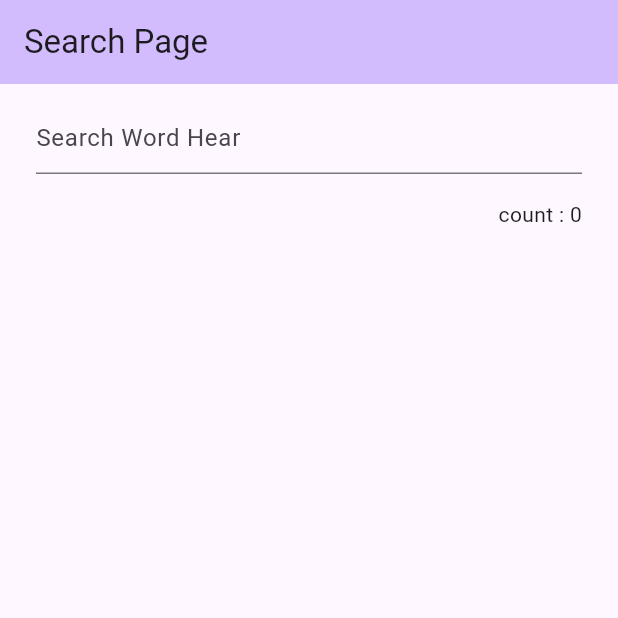
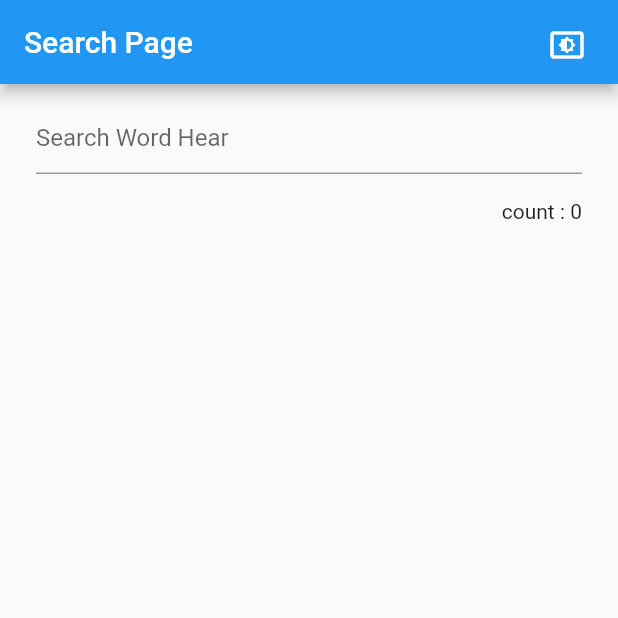
Before and after one commit to ondrkishi/yumemi_github_search_repositories, a Flutter app: the screen it shows after launch, on a phone screen of 412 x 824 dp, the top half of it. Run offline on Flutter 3.47's test engine with Material 2 defaults, Android fonts, the phone set to English and light mode, and no system bars; our stand-ins replace flutter_riverpod, freezed_annotation, logger, riverpod_annotation; generated files the repository leaves out were written again.

Commit message:
ThemeModeの切り替えを実装
ライトモード/ダークモードを切り替えられるよう処理を追加
モードの切り替えによってUIが見づらくなる部分を修正

```diff
--- a/lib/l10n/app_en.arb
+++ b/lib/l10n/app_en.arb
@@ -9,5 +9,8 @@
   "star": "Star",
   "watcher": "Watcher",
   "fork": "Fork",
-  "issue": "Issue"
+  "issue": "Issue",
+  "themeModeSystem": "Follow system settings",
+  "themeModLight": "Light mode",
+  "themeModeDark": "Dark mode"
 }
--- a/lib/l10n/app_ja.arb
+++ b/lib/l10n/app_ja.arb
@@ -9,5 +9,8 @@
   "star": "スター",
   "watcher": "ウォッチャー",
   "fork": "フォーク",
-  "issue": "イシュー"
+  "issue": "イシュー",
+  "themeModeSystem": "システム設定に従う",
+  "themeModLight": "ライトモード",
+  "themeModeDark": "ダークモード"
 }
--- a/lib/main.dart
+++ b/lib/main.dart
@@ -4,16 +4,19 @@ import 'package:yumemi_github_search_repositories/model/page/page_definition.dar
 import 'package:yumemi_github_search_repositories/view/search_page.dart';
 import 'package:flutter_localizations/flutter_localizations.dart';
 import 'package:flutter_gen/gen_l10n/app_localizations.dart';
+import 'package:yumemi_github_search_repositories/view_model/theme_mode.dart';
 
 void main() {
   runApp(const ProviderScope(child: MyApp()));
 }
 
-class MyApp extends StatelessWidget {
+class MyApp extends ConsumerWidget {
   const MyApp({super.key});
 
   @override
-  Widget build(BuildContext context) {
+  Widget build(BuildContext context, WidgetRef ref) {
+    final themeMode = ref.watch(themeModeStateProvider);
+
     return MaterialApp(
       localizationsDelegates: const [
         AppLocalizations.delegate,
@@ -25,10 +28,9 @@ class MyApp extends StatelessWidget {
         Locale('en', ''), // English, no country code
         Locale('ja', ''), // Japanese, no country code
       ],
-      theme: ThemeData(
-        colorScheme: ColorScheme.fromSeed(seedColor: Colors.deepPurple),
-        useMaterial3: true,
-      ),
+      theme: ThemeData.light(),
+      darkTheme: ThemeData.dark(),
+      themeMode: themeMode,
       home: const SearchPage(),
       routes: routes,
     );
--- a/lib/view/search_page.dart
+++ b/lib/view/search_page.dart
@@ -4,6 +4,7 @@ import 'package:yumemi_github_search_repositories/model/page/page_definition.dar
 import 'package:yumemi_github_search_repositories/model/search_result_data.dart';
 import 'package:yumemi_github_search_repositories/view_model/search_result.dart';
 import 'package:flutter_gen/gen_l10n/app_localizations.dart';
+import 'package:yumemi_github_search_repositories/view_model/theme_mode.dart';
 
 ///
 /// 検索画面のUI
@@ -16,10 +17,39 @@ class SearchPage extends ConsumerWidget {
   Widget build(BuildContext context, WidgetRef ref) {
     return Scaffold(
       appBar: AppBar(
-        backgroundColor: Theme.of(context).colorScheme.inversePrimary,
         title: Text(AppLocalizations.of(context)!.searchPageTitle),
+        actions: [_buildChangeThemeModeMenu(ref)],
       ),
       body: _buildSearchBarAndResult(context, ref),
+    );
+  }
+
+  /// テーマモードを変更するメニューを表示するアイコン
+  Widget _buildChangeThemeModeMenu(WidgetRef ref) {
+    final themeMode = ref.watch(themeModeStateProvider.notifier);
+
+    return Padding(
+      padding: const EdgeInsets.all(10),
+      child: PopupMenuButton<ThemeMode>(
+        icon: const Icon(Icons.settings_brightness),
+        // themeMode.state に選択された 外観モード をセットする
+        onSelected: (ThemeMode selectedThemeMode) => themeMode.update(selectedThemeMode),
+
+        itemBuilder: (context) => <PopupMenuEntry<ThemeMode>>[
+          PopupMenuItem(
+            value: ThemeMode.system,
+            child: Text(AppLocalizations.of(context)!.themeModeSystem),
+          ),
+          PopupMenuItem(
+            value: ThemeMode.light,
+            child: Text(AppLocalizations.of(context)!.themeModLight),
+          ),
+          PopupMenuItem(
+            value: ThemeMode.dark,
+            child: Text(AppLocalizations.of(context)!.themeModeDark),
+          ),
+        ],
+      ),
     );
   }
 
```
Also changed, not shown: lib/view/detail_page.dart (+1 -6 lines).
